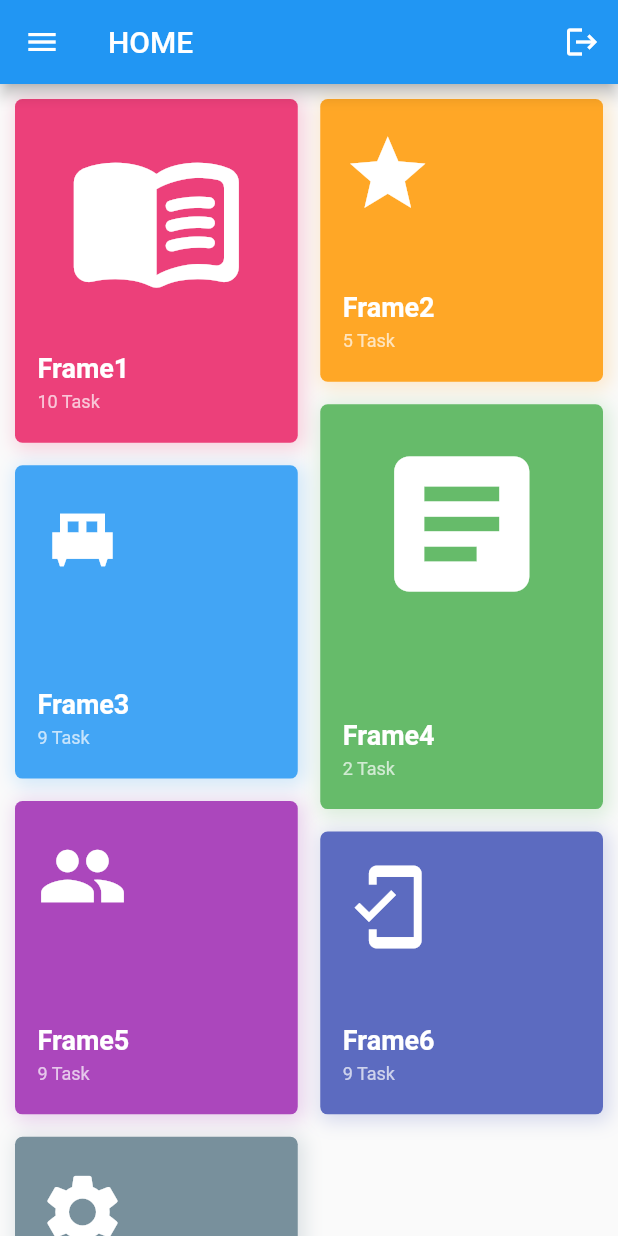
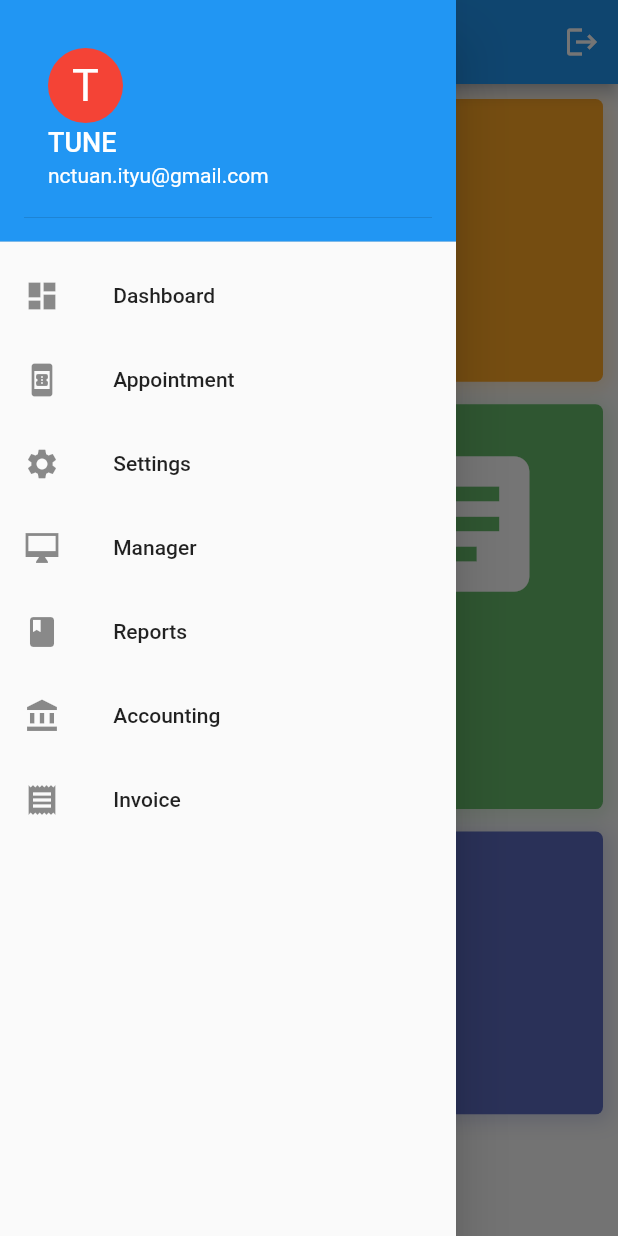
Before and after one commit to VDITdev/app_booking, a Flutter app: the screen it shows after launch, with the side drawer open (before the commit the screen has no drawer), on a phone screen of 412 x 824 dp. Run offline on Flutter 3.47's test engine with Material 2 defaults, Android fonts, the phone set to English and light mode, and no system bars; our stand-ins replace bloc, flutter_bloc; missing offline and left inert: amplify_auth_cognito, amplify_authenticator, amplify_core, amplify_flutter.

Commit message:
impl drawer

```diff
--- a/amplify/team-provider-info.json
+++ b/amplify/team-provider-info.json
@@ -17,7 +17,7 @@
         "vditappbooking": {}
       },
       "auth": {
-        "vditappbooking2c84a43b": {}
+        "vditappbooking473b357a": {}
       }
     }
   }
--- a/lib/main.dart
+++ b/lib/main.dart
@@ -1,6 +1,3 @@
-import 'dart:io' show Platform;
-import 'package:flutter/foundation.dart' show kIsWeb;
-import 'package:desktop_window/desktop_window.dart';
 import 'package:amplify_auth_cognito/amplify_auth_cognito.dart';
 import 'package:amplify_authenticator/amplify_authenticator.dart';
 import 'package:amplify_flutter/amplify_flutter.dart';
--- a/lib/screens/home/home_screen.dart
+++ b/lib/screens/home/home_screen.dart
@@ -1,4 +1,6 @@
-import 'package:app_booking/screens/home/widget/task_group.dart';
+import 'package:app_booking/screens/home/component/task_group.dart';
+import 'package:app_booking/screens/home/widget/dashboard_builder.dart';
+import 'package:app_booking/screens/home/widget/drawer_builder.dart';
 import 'package:app_booking/src/home/home_bloc.dart';
 import 'package:flutter/material.dart';
 import 'package:flutter_bloc/flutter_bloc.dart';
@@ -29,10 +31,11 @@ class _HomeScreenState extends State<HomeScreen> {
               child: Column(
                 mainAxisAlignment: MainAxisAlignment.spaceEvenly,
                 children: [
-                  buildGrid(),
+                  DashboardBuilder(),
                 ],
               ),
             ),
+            drawer: DrawerBuilder(),
           );
         },
       ),
@@ -40,114 +43,13 @@ class _HomeScreenState extends State<HomeScreen> {
   }
 
   AppBar _appBar(BuildContext context) {
-    return AppBar(
-        title: Text("HOME"),
-        leading: IconButton(icon: Icon(Icons.menu), onPressed: () {}),
-
-        // actions: const [SignOutButton()],
-
-        actions: [
-          IconButton(
-              icon: Icon(Icons.logout),
-              onPressed: () {
-                BlocProvider.of<HomeBloc>(context).add(SignOut_HomeEvent());
-              })
-        ]);
-  }
-
-  // Widget _container() {
-  //   return Container(
-  //     height: 200,
-  //     margin: const EdgeInsets.all(10.0),
-  //     decoration: BoxDecoration(
-  //       borderRadius: BorderRadius.circular(8.0),
-  //       color: Colors.lightBlue[300],
-  //     ),
-  //   );
-  // }
-
-  Widget buildGrid() {
-    return StaggeredGrid.count(
-      crossAxisCount: 2,
-      mainAxisSpacing: 15,
-      crossAxisSpacing: 15,
-      children: const [
-        StaggeredGridTile.count(
-          crossAxisCellCount: 1,
-          mainAxisCellCount: 1.2,
-          child: TaskGroupContainer(
-            color: Colors.pink,
-            icon: Icons.menu_book_rounded,
-            taskCount: 10,
-            taskGroup: "Frame1",
-          ),
-        ),
-        StaggeredGridTile.count(
-          crossAxisCellCount: 1,
-          mainAxisCellCount: 1,
-          child: TaskGroupContainer(
-            color: Colors.orange,
-            isSmall: true,
-            icon: Icons.star,
-            taskCount: 5,
-            taskGroup: "Frame2",
-          ),
-        ),
-        StaggeredGridTile.count(
-          crossAxisCellCount: 1,
-          mainAxisCellCount: 1.4,
-          child: TaskGroupContainer(
-            color: Colors.green,
-            icon: Icons.article,
-            taskCount: 2,
-            taskGroup: "Frame4",
-          ),
-        ),
-        StaggeredGridTile.count(
-          crossAxisCellCount: 1,
-          mainAxisCellCount: 1.1,
-          child: TaskGroupContainer(
-            color: Colors.blue,
-            isSmall: true,
-            icon: Icons.single_bed_sharp,
-            taskCount: 9,
-            taskGroup: "Frame3",
-          ),
-        ),
-        StaggeredGridTile.count(
-          crossAxisCellCount: 1,
-          mainAxisCellCount: 1.1,
-          child: TaskGroupContainer(
-            color: Colors.purple,
-            isSmall: true,
-            icon: Icons.people,
-            taskCount: 9,
-            taskGroup: "Frame5",
-          ),
-        ),
-        StaggeredGridTile.count(
-          crossAxisCellCount: 1,
-          mainAxisCellCount: 1,
-          child: TaskGroupContainer(
-            color: Colors.indigo,
-            isSmall: true,
-            icon: Icons.mobile_friendly,
-            taskCount: 9,
-            taskGroup: "Frame6",
-          ),
-        ),
-        StaggeredGridTile.count(
-          crossAxisCellCount: 1,
-          mainAxisCellCount: 1,
-          child: TaskGroupContainer(
-            color: Colors.blueGrey,
-            isSmall: true,
-            icon: Icons.settings,
-            taskCount: 9,
-            taskGroup: "Frame7",
-          ),
-        ),
-      ],
-    );
+    return AppBar(title: Text(" Dashboard "), actions: [
+      IconButton(
+        icon: Icon(Icons.logout),
+        onPressed: () {
+          BlocProvider.of<HomeBloc>(context).add(SignOut_HomeEvent());
+        },
+      )
+    ]);
   }
 }
--- /dev/null
+++ b/lib/screens/home/widget/dashboard_builder.dart
@@ -0,0 +1,95 @@
+import 'package:app_booking/screens/home/component/task_group.dart';
+import 'package:flutter/material.dart';
+import 'package:flutter/src/widgets/container.dart';
+import 'package:flutter/src/widgets/framework.dart';
+import 'package:flutter_staggered_grid_view/flutter_staggered_grid_view.dart';
+
+class DashboardBuilder extends StatelessWidget {
+  const DashboardBuilder({super.key});
+
+  @override
+  Widget build(BuildContext context) {
+    return StaggeredGrid.count(
+      crossAxisCount: 2,
+      mainAxisSpacing: 15,
+      crossAxisSpacing: 15,
+      children: const [
+        StaggeredGridTile.count(
+          crossAxisCellCount: 1,
+          mainAxisCellCount: 1.2,
+          child: TaskGroupContainer(
+            color: Colors.pink,
+            icon: Icons.menu_book_rounded,
+            taskCount: 10,
+            taskGroup: "Upcoming",
+          ),
+        ),
+        StaggeredGridTile.count(
+          crossAxisCellCount: 1,
+          mainAxisCellCount: 1,
+          child: TaskGroupContainer(
+            color: Colors.orange,
+            isSmall: true,
+            icon: Icons.star,
+            taskCount: 5,
+            taskGroup: "Reviews",
+          ),
+        ),
+        StaggeredGridTile.count(
+          crossAxisCellCount: 1,
+          mainAxisCellCount: 1.4,
+          child: TaskGroupContainer(
+            color: Colors.green,
+            icon: Icons.article,
+            taskCount: 2,
+            taskGroup: "Task",
+          ),
+        ),
+        StaggeredGridTile.count(
+          crossAxisCellCount: 1,
+          mainAxisCellCount: 1.1,
+          child: TaskGroupContainer(
+            color: Colors.blue,
+            isSmall: true,
+            icon: Icons.single_bed_sharp,
+            taskCount: 9,
+            taskGroup: "Frame3",
+          ),
+        ),
+        StaggeredGridTile.count(
+          crossAxisCellCount: 1,
+          mainAxisCellCount: 1.1,
+          child: TaskGroupContainer(
+            color: Colors.purple,
+            isSmall: true,
+            icon: Icons.people,
+            taskCount: 9,
+            taskGroup: "Clients",
+          ),
+        ),
+        StaggeredGridTile.count(
+          crossAxisCellCount: 1,
+          mainAxisCellCount: 1,
+          child: TaskGroupContainer(
+            color: Colors.indigo,
+            isSmall: true,
+            icon: Icons.mobile_friendly,
+            taskCount: 9,
+            taskGroup: "Frame6",
+          ),
+        ),
+        StaggeredGridTile.count(
+          crossAxisCellCount: 1,
+          mainAxisCellCount: 1,
+          child: TaskGroupContainer(
+            color: Colors.blueGrey,
+            isSmall: true,
+            icon: Icons.settings,
+            taskCount: 9,
+            taskGroup: "Frame7",
+          ),
+        ),
+      ],
+    );
+  }
+}
--- /dev/null
+++ b/lib/screens/home/widget/drawer_builder.dart
@@ -0,0 +1,89 @@
+import 'package:flutter/material.dart';
+import 'package:flutter/src/widgets/container.dart';
+import 'package:flutter/src/widgets/framework.dart';
+import 'package:flutter/widgets.dart';
+
+class DrawerBuilder extends StatelessWidget {
+  const DrawerBuilder({super.key});
+
+  @override
+  Widget build(BuildContext context) {
+    return Drawer(
+      child: ListView(
+        padding: const EdgeInsets.all(0),
+        children: [
+          const DrawerHeader(
+            decoration: BoxDecoration(
+              color: Colors.blue,
+            ), //BoxDecoration
+            child: UserAccountsDrawerHeader(
+              decoration: BoxDecoration(color: Colors.transparent),
+              accountName: Text(
+                "TUNE",
+                style: TextStyle(fontSize: 18),
+              ),
+              accountEmail: Text("nctuan.ityu@gmail.com"),
+              currentAccountPictureSize: Size.square(50),
+              currentAccountPicture: CircleAvatar(
+                backgroundColor: Colors.red,
+                child: Text(
+                  "T",
+                  style: TextStyle(fontSize: 30.0, color: Colors.white),
+                ), //Text
+              ), //circleAvatar
+            ), //UserAccountDrawerHeader
+          ), //DrawerHeader
+          ListTile(
+            leading: const Icon(Icons.dashboard),
+            title: const Text(' Dashboard '),
+            onTap: () {
+              Navigator.pop(context);
+            },
+          ),
+          ListTile(
+            leading: const Icon(Icons.book_online),
+            title: const Text(' Appointment '),
+            onTap: () {
+              Navigator.pop(context);
+            },
+          ),
+          ListTile(
+            leading: const Icon(Icons.settings),
+            title: const Text(' Settings '),
+            onTap: () {
+              Navigator.pop(context);
+            },
+          ),
+          ListTile(
+            leading: const Icon(Icons.desktop_mac_sharp),
+            title: const Text(' Manager '),
+            onTap: () {
+              Navigator.pop(context);
+            },
+          ),
+          ListTile(
+            leading: const Icon(Icons.book),
+            title: const Text(' Reports '),
+            onTap: () {
+              Navigator.pop(context);
+            },
+          ),
+          ListTile(
+            leading: const Icon(Icons.account_balance),
+            title: const Text(' Accounting '),
+            onTap: () {
+              Navigator.pop(context);
+            },
+          ),
+          ListTile(
+            leading: const Icon(Icons.receipt),
+            title: const Text(' Invoice '),
+            onTap: () {
+              Navigator.pop(context);
+            },
+          ),
+        ],
+      ),
+    );
+  }
+}
```
Also changed, not shown: pubspec.yaml (+12 -7 lines), lib/screens/home/component/task_group.dart (renamed from lib/screens/home/widget/task_group.dart), pubspec.lock, 7 other files.
